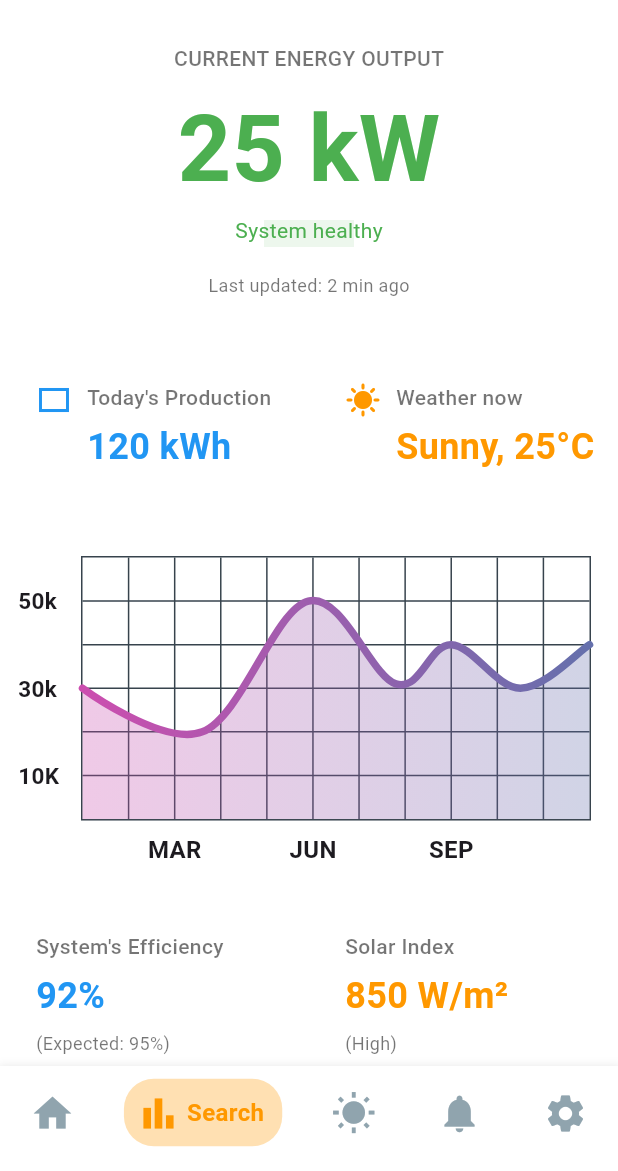
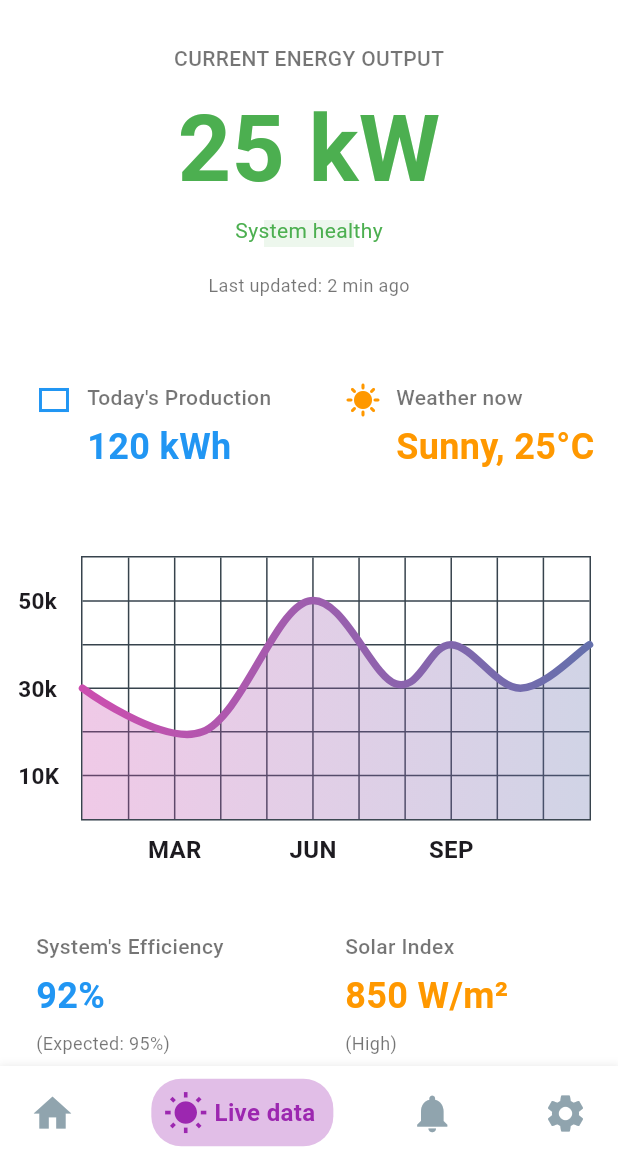
Before and after one commit to 7aku8/pv-forecast, a Flutter app: the screen it shows after launch, item 2 of the bottom bar chosen, on a phone screen of 412 x 824 dp, the part 65-1236 px from its top. Run offline on Flutter 3.47's test engine with Material 3 defaults, Android fonts, the phone set to English and light mode, and no system bars; drawn by our look-alikes of fl_chart; our stand-ins replace bloc, nb_utils; generated files the repository leaves out were written again.

Commit message:
add another page

```diff
--- a/lib/components/bottom_nav.dart
+++ b/lib/components/bottom_nav.dart
@@ -12,7 +12,6 @@ class BottomNav extends StatefulWidget {
 class _BottomNavState extends State<BottomNav> {
   List<IconData> navbarIcons = [
     Icons.home,
-    Icons.bar_chart,
     Icons.wb_sunny,
     Icons.notifications,
     Icons.settings,
@@ -20,7 +19,6 @@ class _BottomNavState extends State<BottomNav> {
 
   List widgets = <Widget>[
     Center(child: Text('Home', style: boldTextStyle(size: 24))),
-    Center(child: Text('Dashboard', style: boldTextStyle(size: 24))),
     Center(child: Text('Live data', style: boldTextStyle(size: 24))),
     Center(child: Text('Alerts', style: boldTextStyle(size: 24))),
     Center(child: Text('Settings', style: boldTextStyle(size: 24))),
@@ -28,15 +26,13 @@ class _BottomNavState extends State<BottomNav> {
 
   List<String> bottomNavigationName = [
     'Home',
-    'Search',
-    'Gallery',
-    'Favorite',
-    'Profile',
+    'Live data',
+    'Alerts',
+    'Settings',
   ];
 
   List<Color> color = [
     Colors.blue,
-    Colors.orange,
     Colors.purple,
     Colors.red,
     Colors.green,
@@ -44,7 +40,6 @@ class _BottomNavState extends State<BottomNav> {
 
   List<Color> colorShade = [
     Colors.blue.shade100,
-    Colors.orange.shade100,
     Colors.purple.shade100,
     Colors.red.shade100,
     Colors.green.shade100,
--- a/lib/components/insights.dart
+++ b/lib/components/insights.dart
@@ -5,7 +5,8 @@ class Insights extends StatelessWidget {
 
   @override
   Widget build(BuildContext context) {
-    return const Column(children: [
+    return const Column(
+      children: [
         Text(
           'Mini Insights',
           style: TextStyle(fontSize: 18, fontWeight: FontWeight.bold),
@@ -24,6 +25,7 @@ class Insights extends StatelessWidget {
           'Keep panels clean and free of debris',
           style: TextStyle(fontSize: 12),
         ),
-    ]);
+      ],
+    );
   }
 }
```
Also changed, not shown: lib/live_data/live_data.dart (added, +28 -0 lines), lib/live_data/view/live_data_page.dart (added). Lines whose indentation alone changed are shown as unchanged.
